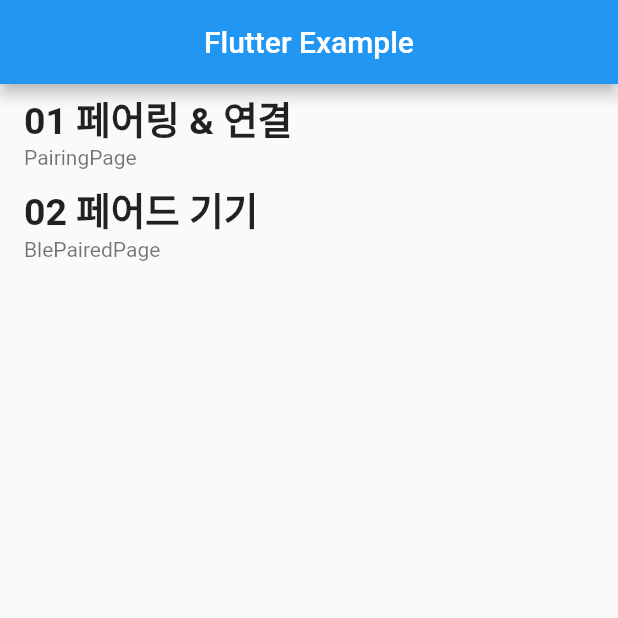
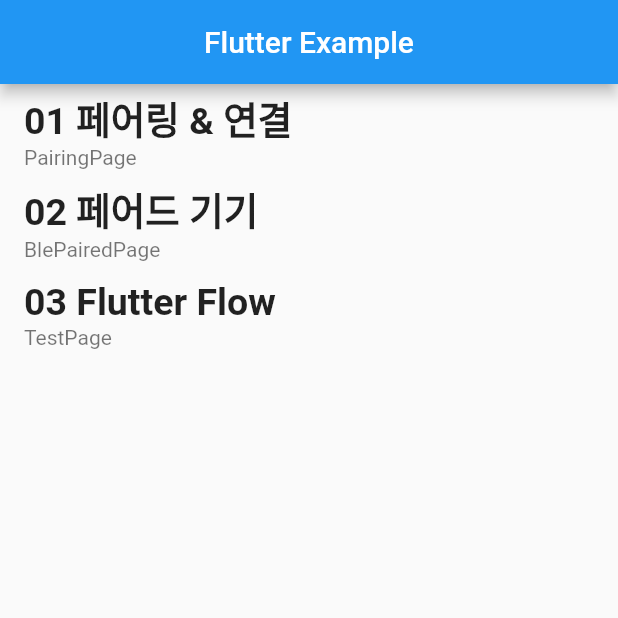
Before and after one commit to GDISolution/FlutterBLE, a Flutter app: the screen it shows after launch, on a phone screen of 412 x 824 dp, the top half of it. Run offline on Flutter 3.47's test engine with Material 2 defaults, Android fonts, the phone set to English and light mode, and no system bars; our stand-ins replace flutter_blue_plus, flutter_bluetooth_serial, fluttertoast, permission_handler; missing offline and left inert: fimber.

```diff
--- a/lib/main.dart
+++ b/lib/main.dart
@@ -1,4 +1,5 @@
 import 'package:flutter/material.dart';
+import 'package:flutter_ble/temp/testpage.dart';
 
 import 'blepairedpage.dart';
 import 'pairingpage.dart';
@@ -100,6 +101,18 @@ class FunList extends StatelessWidget {
               onTap: () => Navigator.push(
                   context, MaterialPageRoute(builder: (_) => BlePairedPage())),
             ),
+            ListTile(
+              title: Text(
+                "03 Flutter Flow",
+                style: TextStyle(
+                  fontSize: 25,
+                  fontWeight: FontWeight.bold,
+                ),
+              ),
+              subtitle: Text('TestPage'),
+              onTap: () => Navigator.push(
+                  context, MaterialPageRoute(builder: (_) => TestPage())),
+            ),
           ],
         ),
       ),
--- a/lib/pairingpage.dart
+++ b/lib/pairingpage.dart
@@ -232,7 +232,6 @@ class _PairingPageState extends State<PairingPage> {
         child: ListView.separated(
           itemBuilder: (context, index) {
             return itemList(scanResult[index]);
-            // return itemList(scanResult[index]);
           },
           separatorBuilder: (BuildContext context, int index) {
             return Divider();
--- a/pubspec.yaml
+++ b/pubspec.yaml
@@ -42,6 +42,7 @@ dependencies:
   flutter_blue_plus: ^1.3.1
   progress_dialog: ^1.2.4
   fimber: ^0.6.6
+  google_fonts: ^3.0.1
 
 dev_dependencies:
   flutter_test:
@@ -66,8 +67,8 @@ flutter:
   uses-material-design: true
 
   # To add assets to your application, add an assets section, like this:
-  # assets:
-  #   - images/a_dot_burr.jpeg
+  assets:
+    - assets/ratel.png
   #   - images/a_dot_ham.jpeg
 
   # An image asset can refer to one or more resolution-specific "variants", see
```
Also changed, not shown: lib/connectpage.dart (+22 -8 lines), pubspec.lock, 15 other files.
